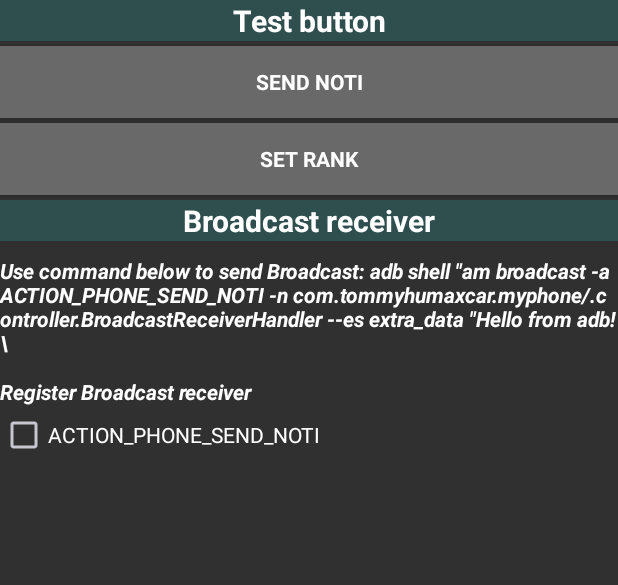
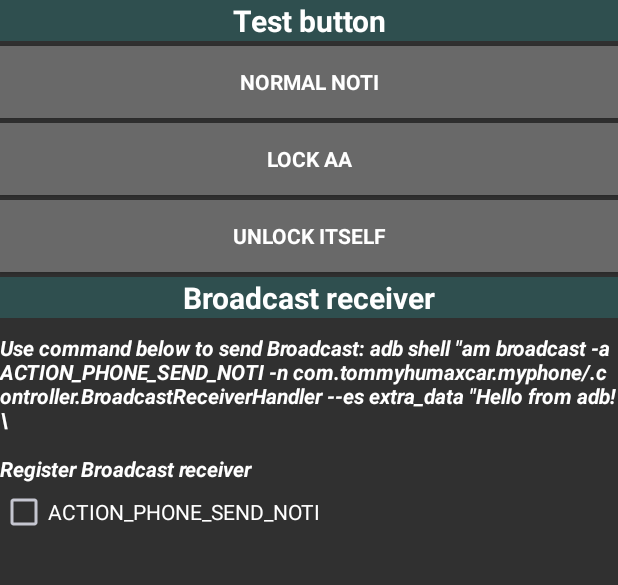
Before and after one commit to Tommy-ttan/myphone, an Android app: the screen it shows after launch (MainActivity), on a phone screen of 412 x 824 dp, the part 190-775 px from its top. Run offline under Robolectric (Android 15) with nearby library versions, the phone set to English and light mode, and no system bars.

Commit message:
lock and unlock implement

```diff
--- a/app/src/main/java/com/tommyhumaxcar/myphone/activity/MainActivity.java
+++ b/app/src/main/java/com/tommyhumaxcar/myphone/activity/MainActivity.java
@@ -4,6 +4,7 @@ import androidx.appcompat.app.AppCompatActivity;
 
 import android.content.Context;
 import android.os.Bundle;
+import android.os.RemoteException;
 import android.util.Log;
 import android.view.View;
 import android.widget.AdapterView;
@@ -20,6 +21,8 @@ import com.tommyhumaxcar.myphone.common.AppInfo;
 import com.tommyhumaxcar.myphone.common.UiStyle;
 import com.tommyhumaxcar.myphone.controller.NotiSender;
 import com.tommyhumaxcar.myphone.controller.SetRank;
+
+import java.util.List;
 
 public class MainActivity extends AppCompatActivity {
     private final String TAG = AppInfo.APP + "MainActivity";
@@ -65,9 +68,13 @@ public class MainActivity extends AppCompatActivity {
         // Header
         addTextView("Test button", UiStyle.STYLE_2, UiStyle.LAYOUT_STYLE_2);
         // Test button
-        addButton("Send Noti", NotiSender.getInstance().onButtonClick(),
+        addButton("Normal Noti", NotiSender.getInstance().onButtonNormalNotiClick(),
                 UiStyle.STYLE_1, UiStyle.LAYOUT_STYLE_1);
-        addButton("Set Rank", SetRank.getInstance().onButtonClick(),
+//        addButton("Urgent Noti", NotiSender.getInstance().onButtonUrgentNotiClick(),
+//                UiStyle.STYLE_1, UiStyle.LAYOUT_STYLE_1);
+        addButton("Lock AA", SetRank.getInstance().onButtonLockClick(),
+                UiStyle.STYLE_1, UiStyle.LAYOUT_STYLE_1);
+        addButton("UnLock itself", SetRank.getInstance().onButtonUnLockClick(),
                 UiStyle.STYLE_1, UiStyle.LAYOUT_STYLE_1);
 
         // Header
--- a/app/src/main/java/com/tommyhumaxcar/myphone/controller/NotiSender.java
+++ b/app/src/main/java/com/tommyhumaxcar/myphone/controller/NotiSender.java
@@ -61,7 +61,18 @@ public class NotiSender {
         buidNoti();
     }
 
-    public View.OnClickListener onButtonClick(){
+    public View.OnClickListener onButtonNormalNotiClick(){
+        return new View.OnClickListener() {
+            @Override
+            public void onClick(View v) {
+                Button btn = (Button)v;
+                Log.d(TAG, "ButtonClick: " + btn.getText().toString());
+                noti();
+            }
+        };
+    }
+
+    public View.OnClickListener onButtonUrgentNotiClick(){
         return new View.OnClickListener() {
             @Override
             public void onClick(View v) {
```
Also changed, not shown: app/src/main/java/com/tommyhumaxcar/myphone/controller/SetRank.java (+35 -6 lines).
